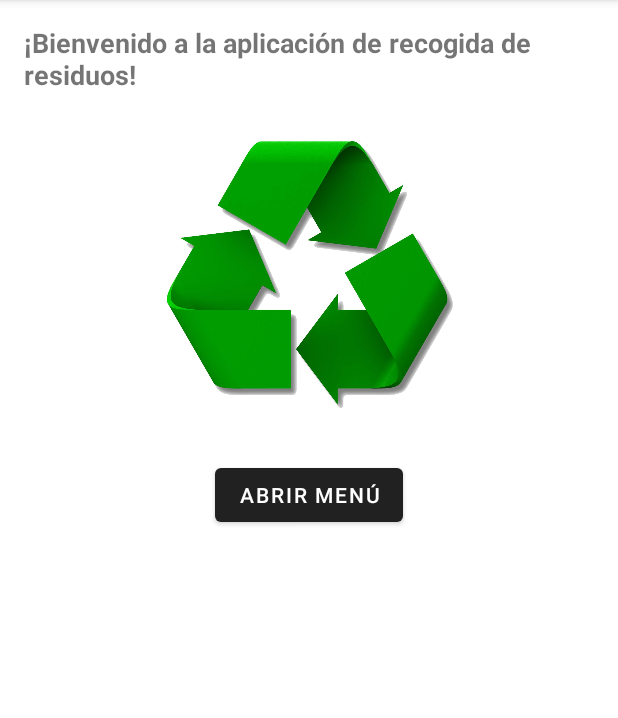
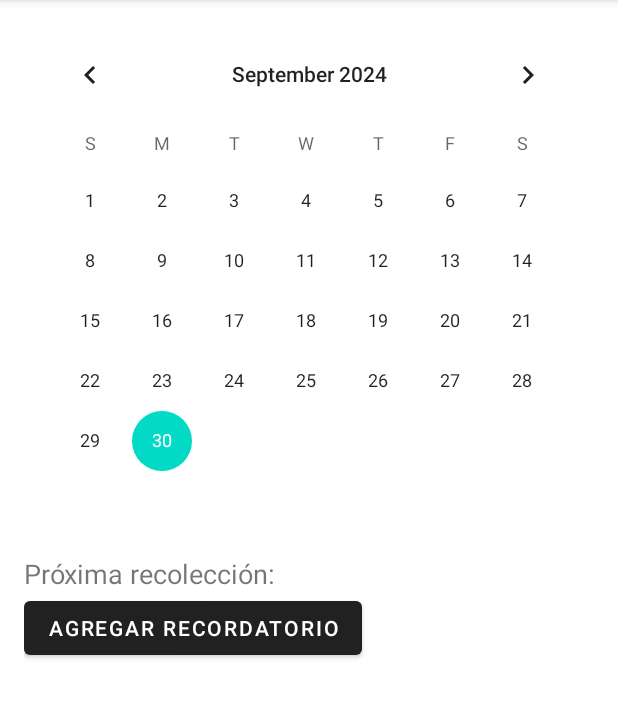
Before and after one commit to Jaime1999l/Programacion_Dirigida_Por_Eventos_Aplicacion_de_Gestion_de_Residuos, an Android app: the screen it shows after launch (PantallaPrincipal before the commit, CalendarActivity after it), after a tap on "Calendario de recolección", on a phone screen of 412 x 824 dp, the part 84-802 px from its top. Run offline under Robolectric (Android 15) with nearby library versions, the phone set to English and light mode, and no system bars; 1 other tap on this screen came first.

Commit message:
Calendario 1.0
Primer desarrollo del Calendario

```diff
--- a/app/src/main/java/com/example/programacion_dirigida_por_eventos_aplicacion_de_gestion_de_residuos/activity/CalendarActivity.java
+++ b/app/src/main/java/com/example/programacion_dirigida_por_eventos_aplicacion_de_gestion_de_residuos/activity/CalendarActivity.java
@@ -1,2 +1,75 @@
-package com.example.programacion_dirigida_por_eventos_aplicacion_de_gestion_de_residuos.activity;public class CalendarActivity {
+package com.example.programacion_dirigida_por_eventos_aplicacion_de_gestion_de_residuos.activity;
+
+import android.app.AlarmManager;
+import android.app.PendingIntent;
+import android.content.Context;
+import android.content.Intent;
+import android.os.Bundle;
+import android.widget.Button;
+import android.widget.CalendarView;
+import android.widget.TextView;
+
+import androidx.appcompat.app.AppCompatActivity;
+
+import com.example.programacion_dirigida_por_eventos_aplicacion_de_gestion_de_residuos.R;
+
+import java.text.SimpleDateFormat;
+import java.util.Calendar;
+import java.util.Locale;
+
+
+
+import android.app.AlarmManager;
+import android.app.PendingIntent;
+import android.content.Context;
+import android.content.Intent;
+import android.os.Bundle;
+import android.widget.Button;
+import android.widget.CalendarView;
+import android.widget.TextView;
+import androidx.appcompat.app.AppCompatActivity;
+import com.example.programacion_dirigida_por_eventos_aplicacion_de_gestion_de_residuos.R;
+
+import java.text.SimpleDateFormat;
+import java.util.Calendar;
+import java.util.Locale;
+
+public class CalendarActivity extends AppCompatActivity {
+
+    private CalendarView calendarView;
+    private TextView nextCollectionText;
+    private Button setReminderButton;
+    private Calendar selectedDate = Calendar.getInstance();
+
+    @Override
+    protected void onCreate(Bundle savedInstanceState) {
+        super.onCreate(savedInstanceState);
+        setContentView(R.layout.actividad_calendario);
+
+        calendarView = findViewById(R.id.calendarView);
+        nextCollectionText = findViewById(R.id.nextCollectionText);
+        setReminderButton = findViewById(R.id.setReminderButton);
+
+        // Actualizar la vista de texto cuando se selecciona una fecha
+        calendarView.setOnDateChangeListener((view, year, month, dayOfMonth) -> {
+            selectedDate.set(year, month, dayOfMonth);
+            SimpleDateFormat dateFormat = new SimpleDateFormat("dd/MM/yyyy", Locale.getDefault());
+            nextCollectionText.setText("Próxima recolección: " + dateFormat.format(selectedDate.getTime()));
+        });
+
+        // Agregar evento al botón para configurar un recordatorio
+        setReminderButton.setOnClickListener(v -> setReminder());
+    }
+
+    private void setReminder() {
+        // Crear un Intent para el recordatorio
+        Intent intent = new Intent(this, ReminderReceiver.class);
+        PendingIntent pendingIntent = PendingIntent.getBroadcast(this, 0, intent, PendingIntent.FLAG_UPDATE_CURRENT);
+
+        // Obtener el AlarmManager y configurar la alarma para la fecha seleccionada
+        AlarmManager alarmManager = (AlarmManager) getSystemService(Context.ALARM_SERVICE);
+        if (alarmManager != null) {
+            alarmManager.set(AlarmManager.RTC_WAKEUP, selectedDate.getTimeInMillis(), pendingIntent);
+        }
+    }
 }
--- /dev/null
+++ b/app/src/main/res/drawable/ic_notification.xml
@@ -0,0 +1,4 @@
+<?xml version="1.0" encoding="utf-8"?>
+<selector xmlns:android="http://schemas.android.com/apk/res/android">
+
+</selector>
--- /dev/null
+++ b/app/src/main/res/layout/actividad_calendario.xml
@@ -0,0 +1,29 @@
+<LinearLayout
+    xmlns:android="http://schemas.android.com/apk/res/android"
+    android:layout_width="match_parent"
+    android:layout_height="match_parent"
+    android:orientation="vertical"
+    android:padding="16dp">
+
+    <!-- CalendarView para mostrar las fechas -->
+    <CalendarView
+        android:id="@+id/calendarView"
+        android:layout_width="match_parent"
+        android:layout_height="wrap_content"
+        android:layout_marginBottom="16dp" />
+
+    <!-- Texto que mostrará la próxima fecha de recolección -->
+    <TextView
+        android:id="@+id/nextCollectionText"
+        android:layout_width="wrap_content"
+        android:layout_height="wrap_content"
+        android:text="Próxima recolección:"
+        android:textSize="18sp" />
+
+    <!-- Botón para agregar recordatorio manualmente -->
+    <Button
+        android:id="@+id/setReminderButton"
+        android:layout_width="wrap_content"
+        android:layout_height="wrap_content"
+        android:text="Agregar recordatorio" />
+</LinearLayout>
```
Also changed, not shown: app/src/main/AndroidManifest.xml (+7 -0 lines), app/src/main/java/com/example/programacion_dirigida_por_eventos_aplicacion_de_gestion_de_residuos/activity/ReminderReceiver.java (added, +40 -0 lines).
